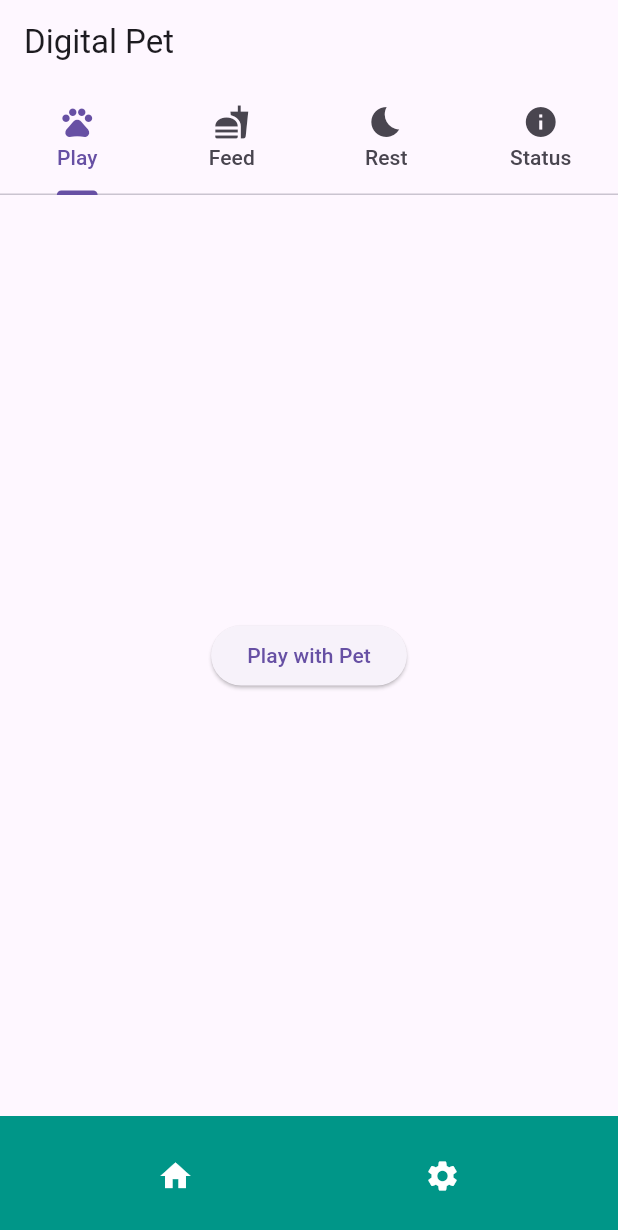
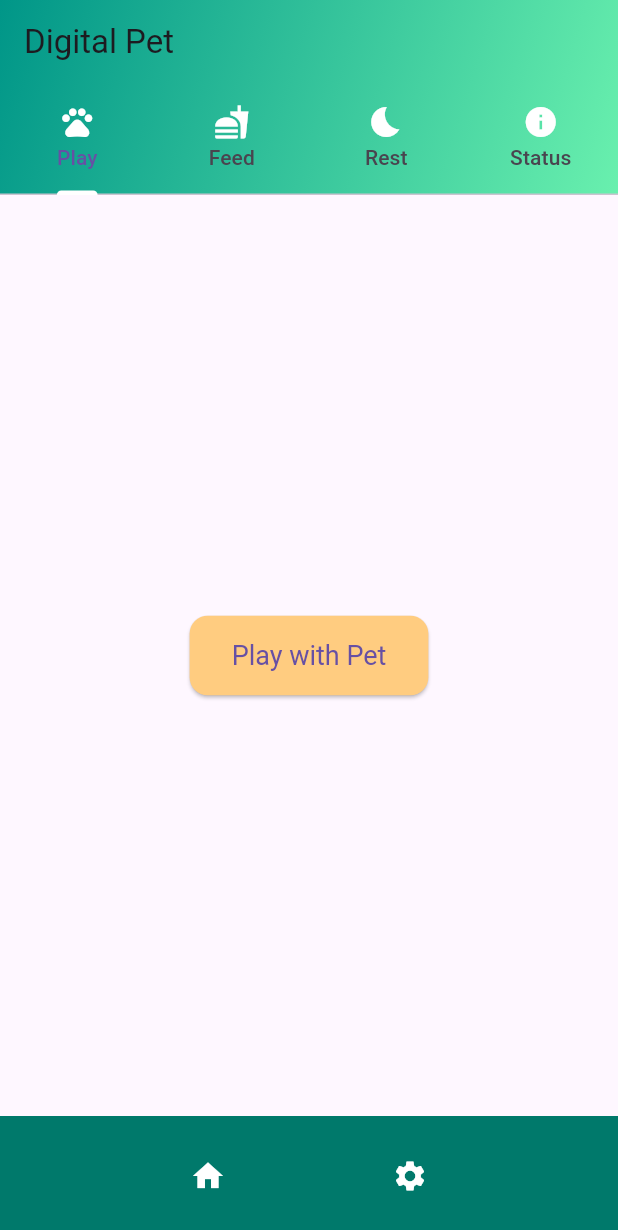
Before and after one commit to SophieNguyen113/digital_pet_app, a Flutter app: the screen it shows after launch, on a phone screen of 412 x 824 dp. Shown: the top 1230 px of the screen. Run offline on Flutter 3.47's test engine with Material 3 defaults, Android fonts, the phone set to English and light mode, and no system bars.

Commit message:
Updated UI

```diff
--- a/lib/main.dart
+++ b/lib/main.dart
@@ -40,40 +40,42 @@ class _DigitalPetTabsState extends State<DigitalPetTabs>
   Widget build(BuildContext context) {
     return Scaffold(
       appBar: AppBar(
+        flexibleSpace: Container(
+          decoration: const BoxDecoration(
+            gradient: LinearGradient(
+              colors: [Colors.teal, Colors.greenAccent],
+              begin: Alignment.topLeft,
+              end: Alignment.bottomRight,
+            ),
+          ),
+        ),
         title: const Text('Digital Pet'),
         bottom: TabBar(
           controller: _tabController,
+          indicatorColor: Colors.white,
           tabs: const [
-            Tab(icon: Icon(Icons.pets), text: 'Play'),
-            Tab(icon: Icon(Icons.fastfood), text: 'Feed'),
-            Tab(icon: Icon(Icons.bedtime), text: 'Rest'),
-            Tab(icon: Icon(Icons.info), text: 'Status'),
+            Tab(icon: Icon(Icons.pets, color: Colors.white), text: 'Play'),
+            Tab(icon: Icon(Icons.fastfood, color: Colors.white), text: 'Feed'),
+            Tab(icon: Icon(Icons.bedtime, color: Colors.white), text: 'Rest'),
+            Tab(icon: Icon(Icons.info, color: Colors.white), text: 'Status'),
           ],
         ),
       ),
       body: TabBarView(
         controller: _tabController,
         children: [
-          Center(child: ElevatedButton(onPressed: _play, child: const Text('Play with Pet'))),
-          Center(child: ElevatedButton(onPressed: _feed, child: const Text('Feed Pet'))),
-          Center(child: ElevatedButton(onPressed: _rest, child: const Text('Let Pet Rest'))),
-          Center(
-            child: Column(
-              mainAxisAlignment: MainAxisAlignment.center,
-              children: [
-                const Icon(Icons.pets, size: 80, color: Colors.teal),
-                Text('Happiness: $happiness%'),
-              ],
-            ),
-          ),
+          _buildActionTab('Play with Pet', Colors.orange.shade200, _play),
+          _buildActionTab('Feed Pet', Colors.green.shade200, _feed),
+          _buildActionTab('Let Pet Rest', Colors.blue.shade200, _rest),
+          _buildStatusTab(),
         ],
       ),
-      bottomNavigationBar: const BottomAppBar(
-        color: Colors.teal,
-        child: Padding(
-          padding: EdgeInsets.all(12),
+      bottomNavigationBar: BottomAppBar(
+        color: Colors.teal.shade700,
+        child: const Padding(
+          padding: EdgeInsets.symmetric(vertical: 12),
           child: Row(
-            mainAxisAlignment: MainAxisAlignment.spaceAround,
+            mainAxisAlignment: MainAxisAlignment.spaceEvenly,
             children: [
               Icon(Icons.home, color: Colors.white),
               Icon(Icons.settings, color: Colors.white),
@@ -83,4 +85,46 @@ class _DigitalPetTabsState extends State<DigitalPetTabs>
       ),
     );
   }
+
+  Widget _buildActionTab(String text, Color color, VoidCallback onPressed) {
+    return Center(
+      child: ElevatedButton(
+        style: ElevatedButton.styleFrom(
+          backgroundColor: color,
+          padding: const EdgeInsets.symmetric(horizontal: 28, vertical: 16),
+          textStyle: const TextStyle(fontSize: 18),
+          shape: RoundedRectangleBorder(borderRadius: BorderRadius.circular(12)),
+        ),
+        onPressed: onPressed,
+        child: Text(text),
+      ),
+    );
+  }
+
+  Widget _buildStatusTab() {
+    return Center(
+      child: Column(
+        mainAxisAlignment: MainAxisAlignment.center,
+        children: [
+          const Icon(Icons.pets, size: 90, color: Colors.teal),
+          const SizedBox(height: 20),
+          SizedBox(
+            height: 100,
+            width: 100,
+            child: CircularProgressIndicator(
+              value: happiness / 100,
+              backgroundColor: Colors.grey.shade300,
+              color: Colors.teal,
+              strokeWidth: 8,
+            ),
+          ),
+          const SizedBox(height: 10),
+          Text(
+            'Happiness: $happiness%',
+            style: const TextStyle(fontSize: 20, fontWeight: FontWeight.w600),
+          ),
+        ],
+      ),
+    );
+  }
 }
```
